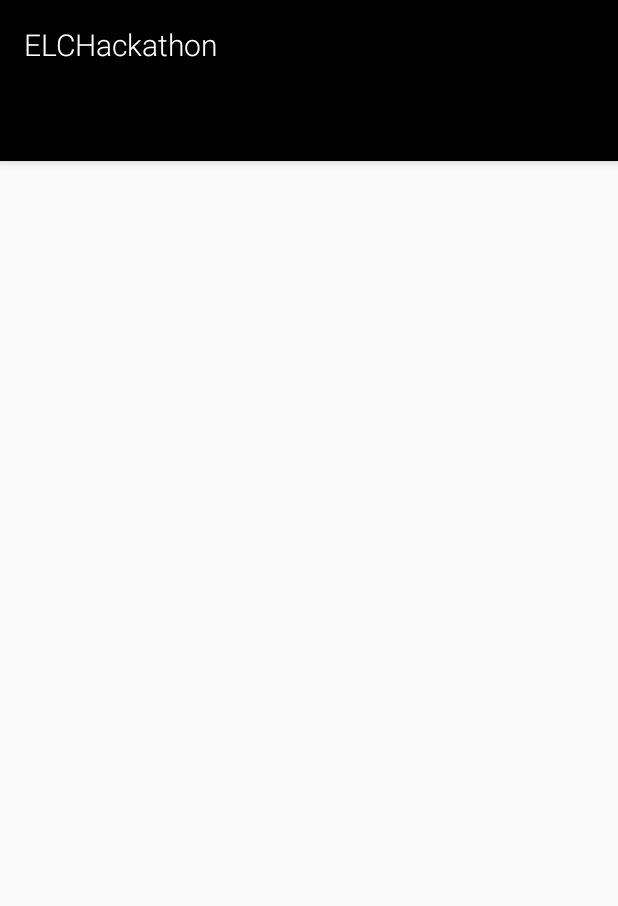
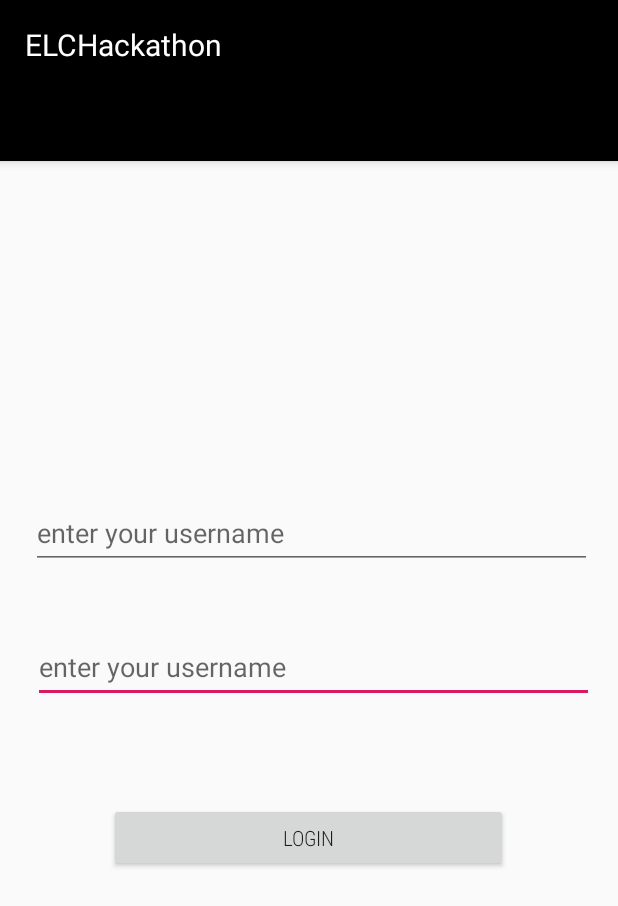
Before and after one commit to SteliosPhanartzis/EHack, an Android app: the layout activity_main.xml on its own in the app's theme, with its tools: preview values and no code run, on a phone screen of 412 x 824 dp. Shown: the top 906 px of the screen. Run offline under Robolectric (Android 15) with nearby library versions, the phone set to English and light mode, and no system bars.

Commit message:
Second Commit

```diff
--- a/app/src/main/java/com/app/elchackathon/MainActivity.java
+++ b/app/src/main/java/com/app/elchackathon/MainActivity.java
@@ -22,11 +22,7 @@ public class MainActivity extends AppCompatActivity {
         super.onCreate(savedInstanceState);
         setContentView(R.layout.activity_main);
         SectionsPagerAdapter sectionsPagerAdapter = new SectionsPagerAdapter(this, getSupportFragmentManager());
-        ViewPager viewPager = findViewById(R.id.view_pager);
-        viewPager.setAdapter(sectionsPagerAdapter);
-        TabLayout tabs = findViewById(R.id.tabs);
-        tabs.setupWithViewPager(viewPager);
-
+        //TabLayout tabs = findViewById(R.id.tabs);
 
     }
 }
--- a/app/src/main/res/layout/activity_main.xml
+++ b/app/src/main/res/layout/activity_main.xml
@@ -1,23 +1,41 @@
 <?xml version="1.0" encoding="utf-8"?>
-<androidx.coordinatorlayout.widget.CoordinatorLayout xmlns:android="http://schemas.android.com/apk/res/android"
+<androidx.constraintlayout.widget.ConstraintLayout xmlns:android="http://schemas.android.com/apk/res/android"
     xmlns:app="http://schemas.android.com/apk/res-auto"
     xmlns:tools="http://schemas.android.com/tools"
+    android:id="@+id/coordinatorLayout2"
     android:layout_width="match_parent"
     android:layout_height="match_parent"
     tools:context=".MainActivity">
 
+    <com.google.android.material.textfield.TextInputEditText
+        android:id="@+id/textInputEditText"
+        android:layout_width="374dp"
+        android:layout_height="48dp"
+        android:hint="@string/enter_your_username"
+        android:textSize="18sp"
+        app:layout_constraintBottom_toBottomOf="parent"
+        app:layout_constraintEnd_toEndOf="parent"
+        app:layout_constraintHorizontal_bias="0.585"
+        app:layout_constraintStart_toStartOf="parent"
+        app:layout_constraintTop_toBottomOf="@+id/appBarLayout"
+        app:layout_constraintVertical_bias="0.469" />
+
     <com.google.android.material.appbar.AppBarLayout
-        android:layout_width="match_parent"
+        android:id="@+id/appBarLayout"
+        android:layout_width="0dp"
         android:layout_height="wrap_content"
         android:background="#000000"
-        android:theme="@style/AppTheme.AppBarOverlay">
+        android:theme="@style/AppTheme.AppBarOverlay"
+        app:layout_constraintEnd_toEndOf="parent"
+        app:layout_constraintStart_toStartOf="parent"
+        app:layout_constraintTop_toTopOf="parent">
 
         <TextView
             android:id="@+id/title"
             android:layout_width="wrap_content"
             android:layout_height="wrap_content"
             android:background="#000000"
-            android:fontFamily="sans-serif-light"
+            android:fontFamily="optimaRoman"
             android:gravity="center"
             android:minHeight="?actionBarSize"
             android:padding="@dimen/appbar_padding"
@@ -32,10 +50,31 @@
             android:background="#000000" />
     </com.google.android.material.appbar.AppBarLayout>
 
-    <androidx.viewpager.widget.ViewPager
-        android:id="@+id/view_pager"
-        android:layout_width="match_parent"
-        android:layout_height="match_parent"
-        app:layout_behavior="@string/appbar_scrolling_view_behavior" />
+    <com.google.android.material.textfield.TextInputEditText
+        android:id="@+id/textInputEditText2"
+        android:layout_width="374dp"
+        android:layout_height="48dp"
+        android:hint="@string/enter_your_username"
+        android:lineSpacingExtra="18sp"
+        android:textSize="18sp"
+        app:layout_constraintBottom_toBottomOf="parent"
+        app:layout_constraintEnd_toEndOf="parent"
+        app:layout_constraintHorizontal_bias="0.54"
+        app:layout_constraintStart_toStartOf="parent"
+        app:layout_constraintTop_toBottomOf="@+id/appBarLayout"
+        app:layout_constraintVertical_bias="0.335" />
 
-</androidx.coordinatorlayout.widget.CoordinatorLayout>
+    <Button
+        android:id="@+id/button"
+        android:layout_width="266dp"
+        android:layout_height="46dp"
+        android:fontFamily="sans-serif-condensed-light"
+        android:text="@string/login"
+        app:layout_constraintBottom_toBottomOf="parent"
+        app:layout_constraintEnd_toEndOf="parent"
+        app:layout_constraintHorizontal_bias="0.496"
+        app:layout_constraintStart_toStartOf="parent"
+        app:layout_constraintTop_toBottomOf="@+id/appBarLayout"
+        app:layout_constraintVertical_bias="0.638" />
+
+</androidx.constraintlayout.widget.ConstraintLayout>
--- a/app/src/main/res/values/strings.xml
+++ b/app/src/main/res/values/strings.xml
@@ -2,4 +2,6 @@
     <string name="app_name">ELCHackathon</string>
     <string name="tab_text_1">Tab 1</string>
     <string name="tab_text_2">Tab 2</string>
+    <string name="enter_your_username">enter your username</string>
+    <string name="login">login</string>
 </resources>
```
